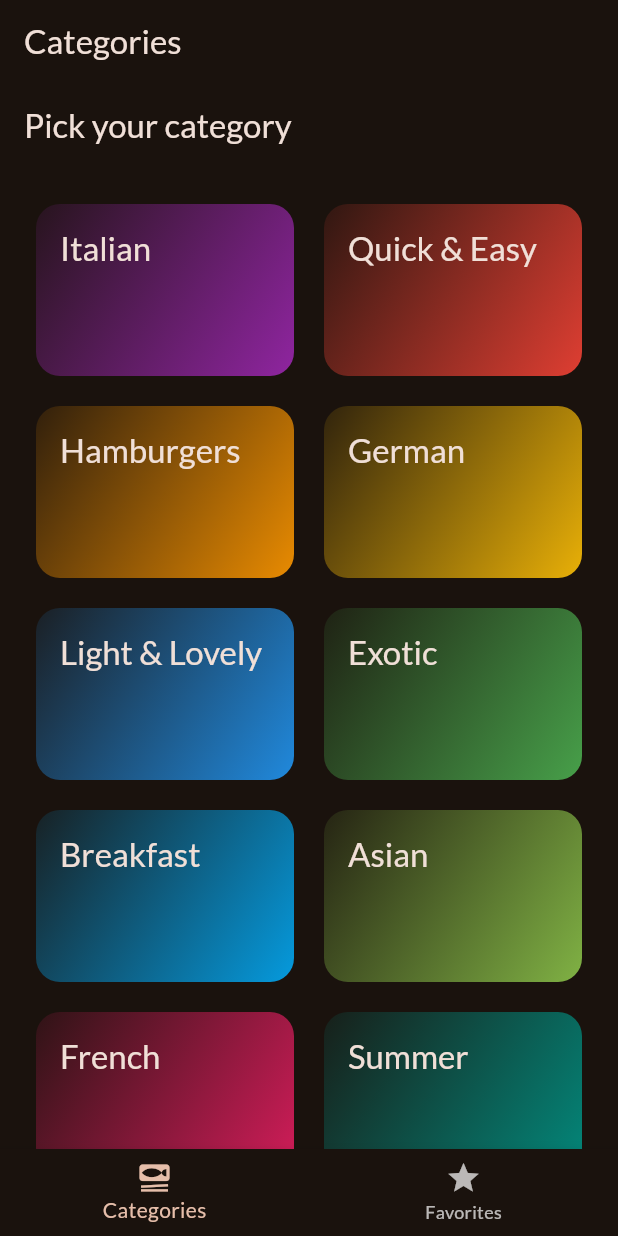
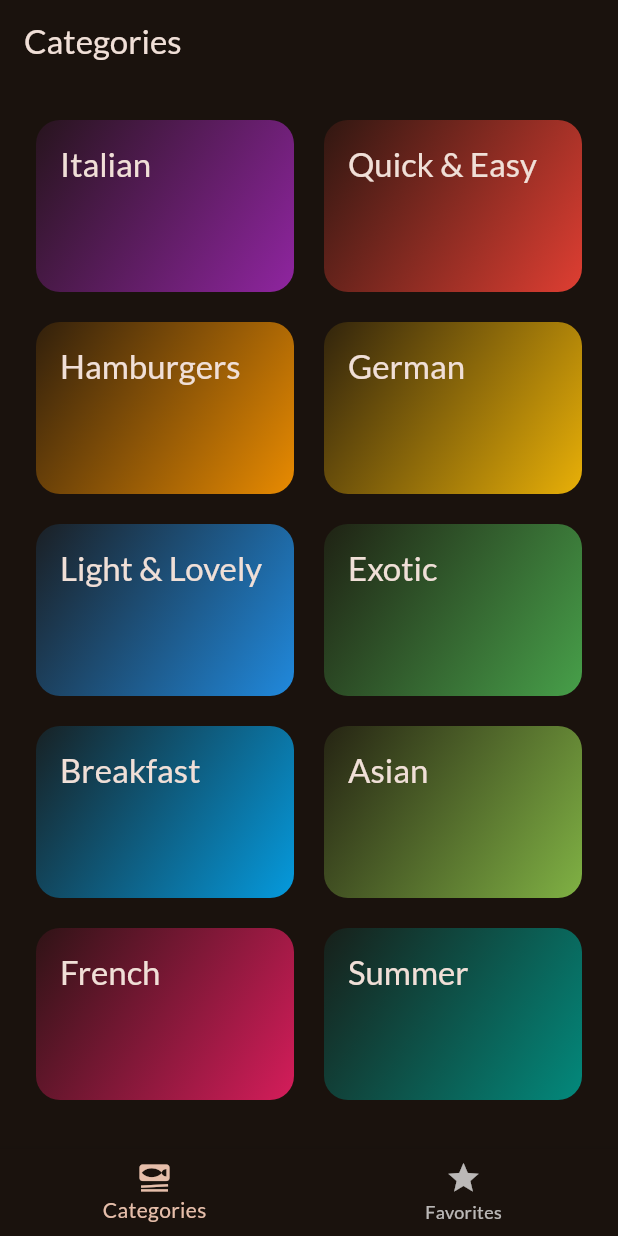
Before and after one commit to prithvirajbaral/meals_app, a Flutter app: the screen it shows after launch, on a phone screen of 412 x 824 dp. Run offline on Flutter 3.47's test engine with Material 3 defaults, Android fonts, the phone set to English and light mode, and no system bars; our stand-ins replace google_fonts, transparent_image.

Commit message:
removed the title section from this file.

```diff
--- a/lib/screens/categories.dart
+++ b/lib/screens/categories.dart
@@ -24,11 +24,7 @@ class CategoriesScreen extends StatelessWidget {
 
   @override
   Widget build(BuildContext context) {
-    return Scaffold(
-      appBar: AppBar(
-        title: const Text('Pick your category'),
-      ),
-      body: GridView(
+    return GridView(
       padding: const EdgeInsets.all(24),
       gridDelegate: const SliverGridDelegateWithFixedCrossAxisCount(
         crossAxisCount: 2,
@@ -45,7 +41,6 @@ class CategoriesScreen extends StatelessWidget {
                 _selectCategory(context, category);
               })
       ],
-      ),
     );
   }
 }
```
Lines whose indentation alone changed are shown as unchanged.
